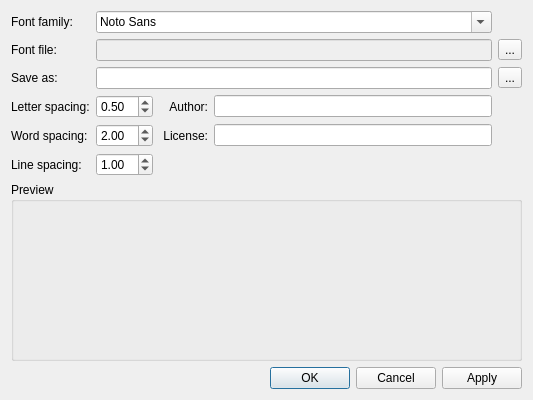
The window that librecad/src/ui/forms/qg_dlgfontconversion.ui (LibreCAD/LibreCAD) describes before a commit, drawn with Qt 5.
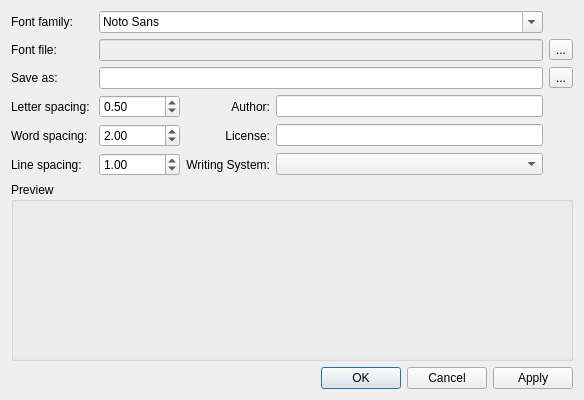
The same window after the commit. Custom widgets are drawn as their Qt base class.

```diff
--- a/librecad/src/ui/forms/qg_dlgfontconversion.ui
+++ b/librecad/src/ui/forms/qg_dlgfontconversion.ui
@@ -7,7 +7,7 @@
    <rect>
     <x>0</x>
     <y>0</y>
-    <width>533</width>
+    <width>584</width>
     <height>400</height>
    </rect>
   </property>
@@ -22,7 +22,7 @@
      </property>
     </widget>
    </item>
-   <item row="0" column="1" colspan="4">
+   <item row="0" column="1" colspan="3">
     <widget class="QFontComboBox" name="cbFontFamily">
      <property name="sizeAdjustPolicy">
       <enum>QComboBox::AdjustToMinimumContentsLength</enum>
@@ -41,7 +41,7 @@
      </property>
     </widget>
    </item>
-   <item row="1" column="1" colspan="4">
+   <item row="1" column="1" colspan="3">
     <widget class="QLineEdit" name="txtFontName">
      <property name="enabled">
       <bool>false</bool>
@@ -51,7 +51,7 @@
      </property>
     </widget>
    </item>
-   <item row="1" column="5">
+   <item row="1" column="4">
     <widget class="QToolButton" name="btnFontFile">
      <property name="text">
       <string>...</string>
@@ -65,10 +65,10 @@
      </property>
     </widget>
    </item>
-   <item row="2" column="1" colspan="4">
+   <item row="2" column="1" colspan="3">
     <widget class="QLineEdit" name="txtSaveAs"/>
    </item>
-   <item row="2" column="5">
+   <item row="2" column="4">
     <widget class="QToolButton" name="btnSaveAs">
      <property name="text">
       <string>...</string>
@@ -99,7 +99,7 @@
      </property>
     </widget>
    </item>
-   <item row="3" column="3" colspan="2">
+   <item row="3" column="3">
     <widget class="QLineEdit" name="txtAuthor">
      <property name="minimumSize">
       <size>
@@ -133,7 +133,7 @@
      </property>
     </widget>
    </item>
-   <item row="4" column="3" colspan="2">
+   <item row="4" column="3">
     <widget class="QLineEdit" name="txtLicense"/>
    </item>
    <item row="5" column="0">
@@ -150,20 +150,27 @@
      </property>
     </widget>
    </item>
-   <item row="5" column="2" colspan="4">
-    <spacer name="horizontalSpacer_3">
-     <property name="orientation">
-      <enum>Qt::Horizontal</enum>
+   <item row="5" column="2">
+    <widget class="QLabel" name="lblWritingSystem">
+     <property name="text">
+      <string>Writing System:</string>
      </property>
-     <property name="sizeHint" stdset="0">
-      <size>
-       <width>351</width>
-       <height>20</height>
-      </size>
+     <property name="alignment">
+      <set>Qt::AlignRight|Qt::AlignTrailing|Qt::AlignVCenter</set>
      </property>
-    </spacer>
+    </widget>
    </item>
-   <item row="6" column="0" colspan="6">
+   <item row="5" column="3">
+    <widget class="QComboBox" name="cbWritingSystem">
+     <property name="insertPolicy">
+      <enum>QComboBox::NoInsert</enum>
+     </property>
+     <property name="sizeAdjustPolicy">
+      <enum>QComboBox::AdjustToContentsOnFirstShow</enum>
+     </property>
+    </widget>
+   </item>
+   <item row="6" column="0" colspan="5">
     <widget class="QGroupBox" name="gbPreview">
      <property name="minimumSize">
       <size>
@@ -188,7 +195,7 @@
      </layout>
     </widget>
    </item>
-   <item row="7" column="0" colspan="4">
+   <item row="7" column="0" colspan="3">
     <spacer name="horizontalSpacer">
      <property name="orientation">
       <enum>Qt::Horizontal</enum>
@@ -201,7 +208,7 @@
      </property>
     </spacer>
    </item>
-   <item row="7" column="4" colspan="2">
+   <item row="7" column="3" colspan="2">
     <widget class="QDialogButtonBox" name="buttonBox">
      <property name="orientation">
       <enum>Qt::Horizontal</enum>
```
Left out of the diff: 27 changed lines with no effect on the pictures.
